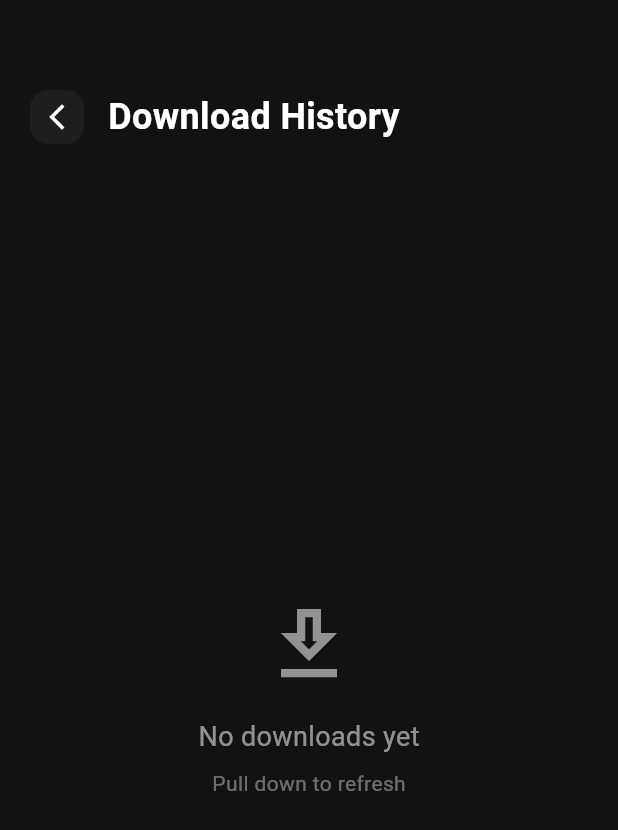
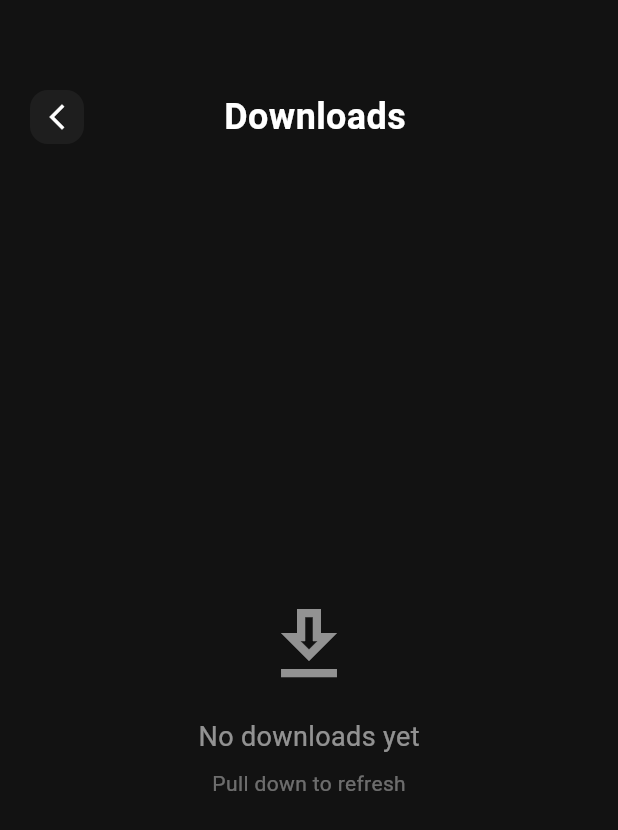
Before and after one commit to hiotakuofficial-cloud/GetInsta, a Flutter app: the HistoryScreen screen opened by its route, on a phone screen of 412 x 824 dp. Shown: the top 830 px of the screen. Run offline on Flutter 3.47's test engine with Material 3 defaults, Android fonts, the phone set to English and light mode, and no system bars; our stand-ins replace chewie, connectivity_plus, flutter_local_notifications, fluttertoast, permission_handler, video_player; missing offline and left inert: pip_view, screen_brightness, volume_controller.

Commit message:
Change header title from 'Download History' to 'Downloads' and center it

```diff
--- a/lib/screens/history_screen.dart
+++ b/lib/screens/history_screen.dart
@@ -116,14 +116,19 @@ class _HistoryScreenState extends State<HistoryScreen> {
                       ),
                     ),
                     const SizedBox(width: 16),
-                    const Text(
-                      'Download History',
-                      style: TextStyle(
-                        fontSize: 24,
-                        fontWeight: FontWeight.w700,
-                        color: Colors.white,
+                    const Expanded(
+                      child: Center(
+                        child: Text(
+                          'Downloads',
+                          style: TextStyle(
+                            fontSize: 24,
+                            fontWeight: FontWeight.w700,
+                            color: Colors.white,
+                          ),
+                        ),
                       ),
                     ),
+                    const SizedBox(width: 44), // Balance for back button
                   ],
                 ),
 
```
